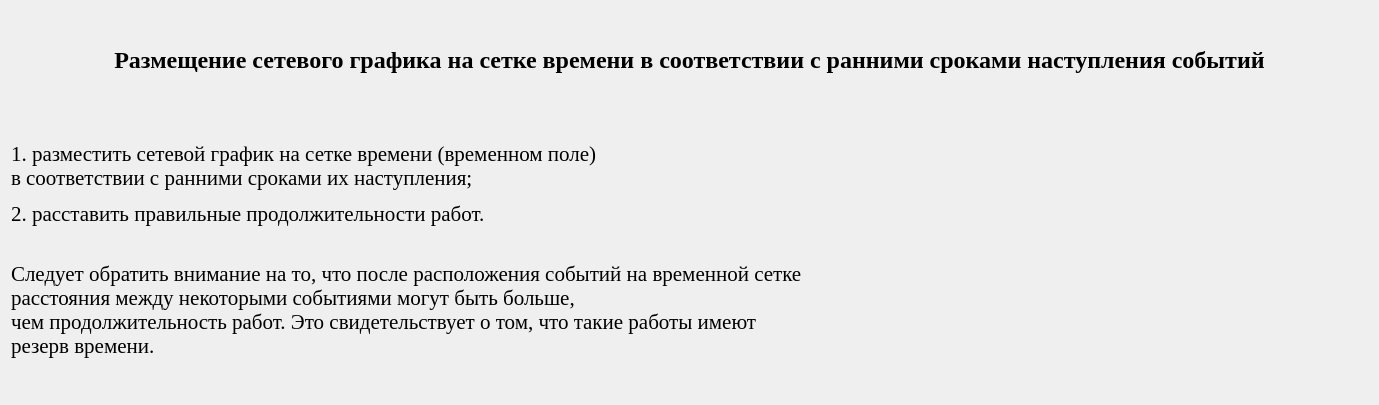
IvaMarin/Project-Network-Diagram-App, file qt_designer_ui/TextTask3.ui: the form before one commit.
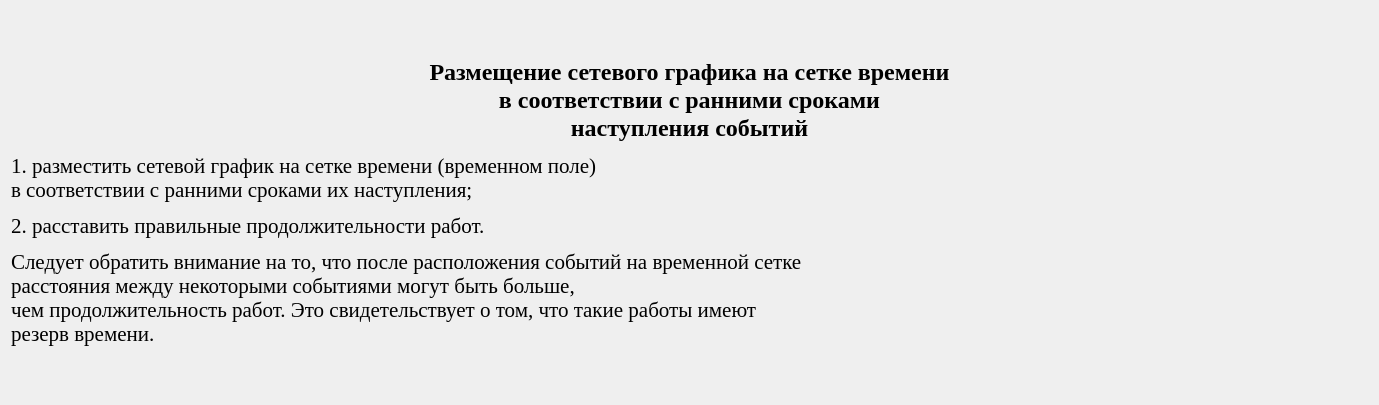
The form after the commit.

Diff of the .ui file:
```diff
--- a/qt_designer_ui/TextTask3.ui
+++ b/qt_designer_ui/TextTask3.ui
@@ -23,7 +23,7 @@
       </font>
      </property>
      <property name="text">
-      <string>&lt;html&gt;&lt;head/&gt;&lt;body&gt;&lt;p align=&quot;center&quot;&gt;&lt;span style=&quot; font-size:18pt; font-weight:600;&quot;&gt;Размещение сетевого графика на сетке времени в соответствии с ранними сроками наступления событий&lt;/span&gt;&lt;/p&gt;&lt;p align=&quot;center&quot;&gt;&lt;br/&gt;&lt;/p&gt;&lt;p align=&quot;justify&quot;&gt;&lt;span style=&quot; font-size:16pt;&quot;&gt;1. разместить сетевой график на сетке времени (временном поле)&lt;br/&gt;в соответствии с ранними сроками их наступления; &lt;/span&gt;&lt;/p&gt;&lt;p align=&quot;justify&quot;&gt;&lt;span style=&quot; font-size:16pt;&quot;&gt;2. расставить правильные продолжительности работ.&lt;/span&gt;&lt;/p&gt;&lt;p align=&quot;justify&quot;&gt;&lt;span style=&quot; font-size:16pt;&quot;&gt;&lt;br/&gt;Следует обратить внимание на то, что после расположения событий на временной сетке &lt;br/&gt;расстояния между некоторыми событиями могут быть больше, &lt;br/&gt;чем продолжительность работ. Это свидетельствует о том, что такие работы имеют &lt;br/&gt;резерв времени.&lt;/span&gt;&lt;/p&gt;&lt;/body&gt;&lt;/html&gt;</string>
+      <string>&lt;html&gt;&lt;head/&gt;&lt;body&gt;&lt;p align=&quot;center&quot;&gt;&lt;span style=&quot; font-size:18pt; font-weight:600;&quot;&gt;Размещение сетевого графика на сетке времени &lt;br/&gt;в соответствии с ранними сроками &lt;br/&gt;наступления событий&lt;/span&gt;&lt;/p&gt;&lt;p align=&quot;justify&quot;&gt;&lt;span style=&quot; font-size:16pt;&quot;&gt;1. разместить сетевой график на сетке времени (временном поле)&lt;br/&gt;в соответствии с ранними сроками их наступления; &lt;/span&gt;&lt;/p&gt;&lt;p align=&quot;justify&quot;&gt;&lt;span style=&quot; font-size:16pt;&quot;&gt;2. расставить правильные продолжительности работ.&lt;/span&gt;&lt;/p&gt;&lt;p align=&quot;justify&quot;&gt;&lt;span style=&quot; font-size:16pt;&quot;&gt;Следует обратить внимание на то, что после расположения событий на временной сетке &lt;br/&gt;расстояния между некоторыми событиями могут быть больше, &lt;br/&gt;чем продолжительность работ. Это свидетельствует о том, что такие работы имеют &lt;br/&gt;резерв времени.&lt;/span&gt;&lt;/p&gt;&lt;/body&gt;&lt;/html&gt;</string>
      </property>
     </widget>
    </item>
```
